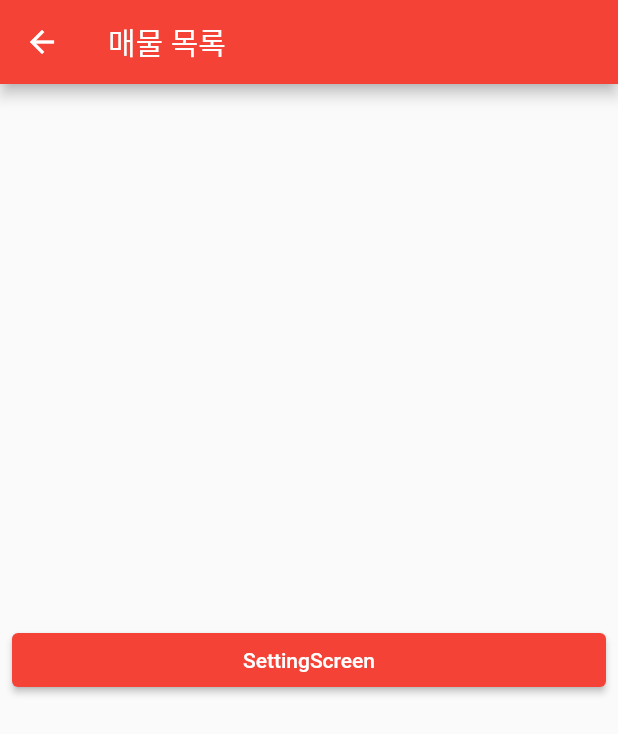
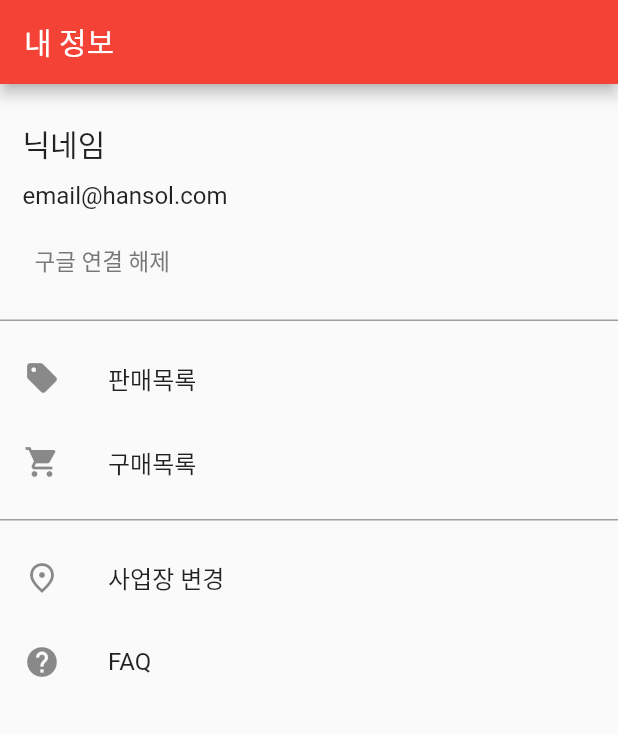
Before and after one commit to dog1cat2/hangeun, a Flutter app: the SettingScreen screen opened by its route, on a phone screen of 412 x 824 dp. Shown: the top 734 px of the screen. Run offline on Flutter 3.47's test engine with Material 2 defaults, Android fonts, the phone set to English and light mode, and no system bars; our stand-ins replace carousel_slider, google_fonts.

Commit message:
내설정 화면 추가

```diff
--- a/lib/screen/setting_screen.dart
+++ b/lib/screen/setting_screen.dart
@@ -1,4 +1,5 @@
 import 'package:flutter/material.dart';
+import 'package:myapp/screen/login_screen.dart';
 
 class SettingScreen extends StatelessWidget {
   const SettingScreen({super.key});
@@ -7,27 +8,91 @@ class SettingScreen extends StatelessWidget {
   Widget build(BuildContext context) {
     return Scaffold(
       appBar: AppBar(
-        title: const Text('매물 목록'),
-        leading: null, // No back button
+        title: const Text('내 정보'),
+        automaticallyImplyLeading: false,
       ),
-      body: Padding(
-        padding: const EdgeInsets.symmetric(horizontal: 8.0),
+      body: ListView(
+        children: [
+          Padding(
+            padding: const EdgeInsets.all(15),
             child: Column(
-          mainAxisAlignment: MainAxisAlignment.center,
-          crossAxisAlignment: CrossAxisAlignment.stretch,
+              crossAxisAlignment: CrossAxisAlignment.start,
               children: [
-            ElevatedButton(
+                const Padding(padding: EdgeInsets.only(top: 10)),
+                Text(
+                  '닉네임',
+                  style: TextStyle(
+                    fontSize: 20,
+                  ),
+                ),
+                const Padding(padding: EdgeInsets.only(top: 10)),
+                Text(
+                  'email@hansol.com',
+                  style: TextStyle(
+                    fontSize: 16,
+                  ),
+                ),
+                const Padding(padding: EdgeInsets.only(top: 10)),
+                TextButton(
+                  child: const Text(
+                    '구글 연결 해제',
+                    style: TextStyle(
+                      fontSize: 15,
+                      color: Color(0xff787878),
+                    ),
+                  ),
                   onPressed: () {
-                // Navigator.of(context).push(
-                //     MaterialPageRoute(builder: (_) => SellItemScreen()),
-                // );
+                    Navigator.of(context).push(
+                      MaterialPageRoute(
+                        builder: (context) => LoginScreen()
+                      )
+                    );
                   },
-              child: Text(
-                'SettingScreen'
-              ))
+                ),
               ],
             ),
           ),
+          Container(
+            height: 1,
+            color: Colors.grey,
+          ),
+          const Padding(padding: EdgeInsets.only(top: 10)),
+          ListTile(
+            title: const Text('판매목록'),
+            leading: const Icon(Icons.sell),
+            onTap: () {
+              //
+            },
+          ),
+          ListTile(
+            title: const Text('구매목록'),
+            leading: const Icon(Icons.shopping_cart),
+            onTap: () {
+              //
+            },
+          ),
+          const Padding(padding: EdgeInsets.only(top: 10)),
+          Container(
+            height: 1,
+            color: Colors.grey,
+          ),
+          const Padding(padding: EdgeInsets.only(top: 10)),
+          ListTile(
+            title: const Text('사업장 변경'),
+            leading: const Icon(Icons.place_outlined),
+            onTap: () {
+              //
+            },
+          ),
+          ListTile (
+            title: const Text('FAQ'),
+            leading: const Icon(Icons.help),
+            onTap: () {
+              //
+            },
+          ),
+        ],
+      )
     );
   }
 }
```
Lines whose indentation alone changed are shown as unchanged.
